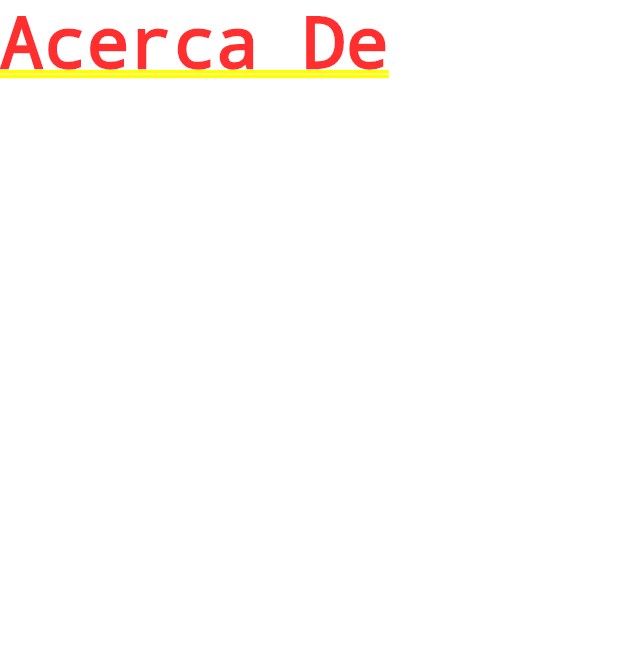
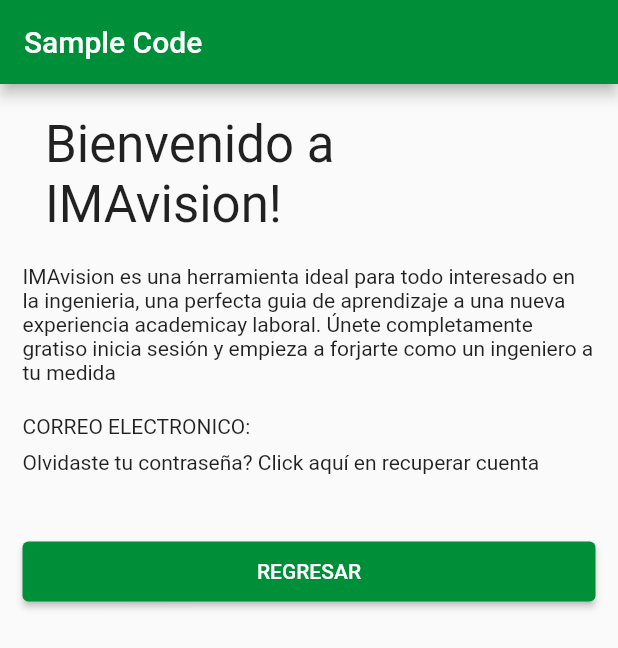
Before and after one commit to AndoresuDevs/Tecno-Estres, a Flutter app: the screen it shows after launch, after a tap on "Acerca de", on a phone screen of 412 x 824 dp. Shown: the top 648 px of the screen. Run offline on Flutter 3.47's test engine with Material 2 defaults, Android fonts, the light colour scheme and no system bars.

Commit message:
solucion del error material widget parent

```diff
--- a/lib/main.dart
+++ b/lib/main.dart
@@ -1,6 +1,5 @@
 import 'package:flutter/material.dart';
 import 'package:tecno_estres/vistas/acerca_de.dart';
-
 import 'package:tecno_estres/vistas/formulario_login.dart';
 
 void main() {
@@ -18,12 +17,11 @@ class MyApp extends StatelessWidget {
       theme: ThemeData(
         primarySwatch: buildMaterialColor(const Color(0xFF008F39))
       ),
-      home: Scaffold(
-        appBar: AppBar(
-          title: const Text('Iniciar Sesion'),
-        ),
+      home: const Scaffold(
         body: FormLogin(),
       ),
+
+
       routes: {
         '/login':(Context)=> const FormLogin(),
         '/acerca_de':(Context)=> const AcercaDe(),
--- a/lib/vistas/acerca_de.dart
+++ b/lib/vistas/acerca_de.dart
@@ -9,12 +9,65 @@ class AcercaDe extends StatefulWidget {
 class _AcercaDeState extends State<AcercaDe> {
   @override
   Widget build(BuildContext context) {
-    return SingleChildScrollView(
-      child: Column(
-        crossAxisAlignment: CrossAxisAlignment.start,
-        children: [
-          Text('Acerca De')
-        ],
+    return Scaffold(
+        appBar: AppBar(
+          title: const Text('Sample Code'),
+        ),
+        body: Column(
+          children: [
+            SingleChildScrollView( //SCROLL VIEW
+              child: Column(
+                crossAxisAlignment: CrossAxisAlignment.start,
+                children: [
+                  const SizedBox(height: 20),
+                  Container(
+                    padding: const EdgeInsets.symmetric(horizontal: 15),
+                    margin: const EdgeInsets.symmetric(horizontal: 15),
+                    width: MediaQuery.of(context).size.width-30,
+                    child: Column(
+                      children: const [
+                        Text( "Bienvenido a IMAvision!", style: TextStyle(fontSize: 34, decorationStyle: TextDecorationStyle.solid),),
+                        SizedBox(height: 20),
+
+                      ],
+                    ),
+                  ),
+                  _plainText(context,"IMAvision es una herramienta ideal para todo interesado en la ingenieria, una perfecta guia de aprendizaje a una nueva experiencia academicay laboral. Únete completamente gratiso inicia sesión y empieza a forjarte como un ingeniero a tu medida"),
+                  const SizedBox(height: 20),
+                  _plainText(context, "CORREO ELECTRONICO:"),
+                  const SizedBox(height: 8),
+
+                  _plainText(context, "Olvidaste tu contraseña? Click aquí en recuperar cuenta"),
+                  const SizedBox(height: 30),
+                  _btnRegresar(context)
+
+                ],
+              ),
+            ),
+          ],
+        )
+
+    );
+  }
+
+  Container _plainText(BuildContext context, String texto) {
+    return Container(
+      margin: const EdgeInsets.symmetric(horizontal: 15),
+      width: MediaQuery.of(context).size.width-30,
+      child: Text(texto),
+    );
+  }
+
+  Container _btnRegresar(BuildContext context) {
+    return Container(
+      height: 40,
+      margin: const EdgeInsets.all(15),
+      width: MediaQuery.of(context).size.width-30,
+      child: ElevatedButton(
+        onPressed: () {
+          Navigator.pushReplacementNamed(context, '/login');
+        },
+        child: const Text('REGRESAR'),
       ),
     );
   }
--- a/lib/vistas/formulario_login.dart
+++ b/lib/vistas/formulario_login.dart
@@ -14,7 +14,13 @@ class FormLogin extends StatefulWidget {
 class _FormLoginState extends State<FormLogin> {
   @override
   Widget build(BuildContext context) {
-    return SingleChildScrollView( //SCROLL VIEW
+    return Scaffold(
+        appBar: AppBar(
+        title: const Text('Sample Code'),
+      ),
+      body: Column(
+      children: [
+        SingleChildScrollView( //SCROLL VIEW
           child: Column(
             crossAxisAlignment: CrossAxisAlignment.start,
             children: [
@@ -35,6 +41,7 @@ class _FormLoginState extends State<FormLogin> {
               const SizedBox(height: 20),
               _plainText(context, "CORREO ELECTRONICO:"),
               const SizedBox(height: 8),
+
               _inputCorreo(),
               const SizedBox(height: 20),
               _plainText(context, "CONTRASEÑA"),
@@ -48,6 +55,15 @@ class _FormLoginState extends State<FormLogin> {
               _btnRegistrate(context),
               const SizedBox(height: 10),
               _btnAcercaDe(context),
+
+            ],
+          ),
+        ),
+      ],
+    )
+
+    );
+
     /*
               FILA PARA AGRUPAR OBJETOS
               Row(
@@ -57,9 +73,8 @@ class _FormLoginState extends State<FormLogin> {
                 ],
               )
                */
-        ],
-      ),
-    );
+
+
   }
 
   Container _plainText(BuildContext context, String texto) {
@@ -117,14 +132,21 @@ class _FormLoginState extends State<FormLogin> {
         ),
         padding: const EdgeInsets.symmetric(horizontal: 15),
         margin: const EdgeInsets.symmetric(horizontal: 15),
-        child: TextFormField(
-
-          style: const TextStyle(fontSize: 20),
-          decoration: const InputDecoration(
+        child: const Padding(
+          padding: EdgeInsets.symmetric(horizontal: 1,vertical: 1),
+          child: TextField(
+            style: TextStyle(fontSize: 20),
+            decoration: InputDecoration(
                 hintText: "Ingrese su correo",
                 border: InputBorder.none
             ),
           ),
+        ),
+
+
+
+
+
       );
   }
 
@@ -136,9 +158,9 @@ class _FormLoginState extends State<FormLogin> {
       ),
       padding: const EdgeInsets.symmetric(horizontal: 15),
       margin: const EdgeInsets.symmetric(horizontal: 15),
-      child: TextFormField(
-        style: const TextStyle(fontSize: 20),
-        decoration: const InputDecoration(
+      child: const TextField(
+        style: TextStyle(fontSize: 20),
+        decoration: InputDecoration(
             hintText: "Ingrese su contraseña",
             border: InputBorder.none
         ),
```
Lines whose indentation alone changed are shown as unchanged.
